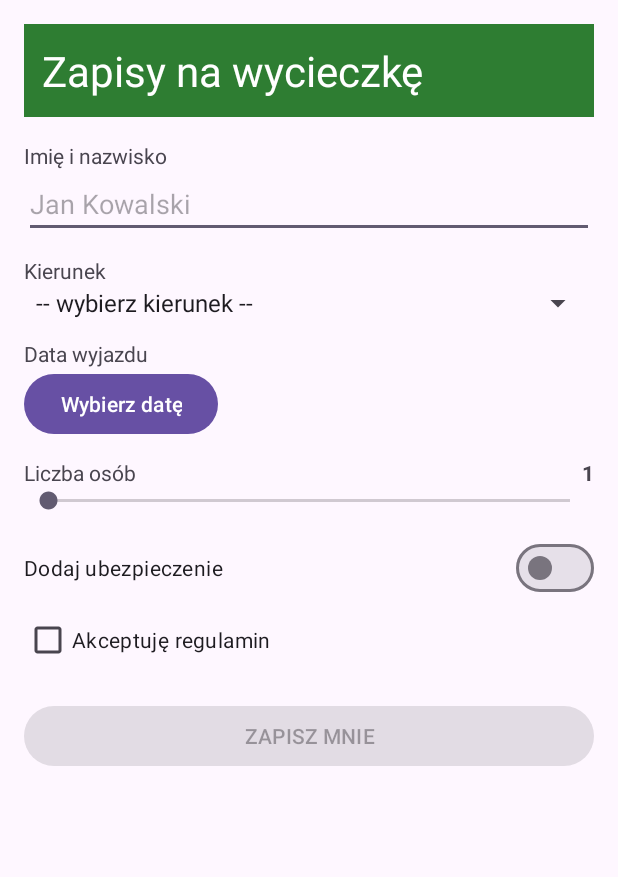
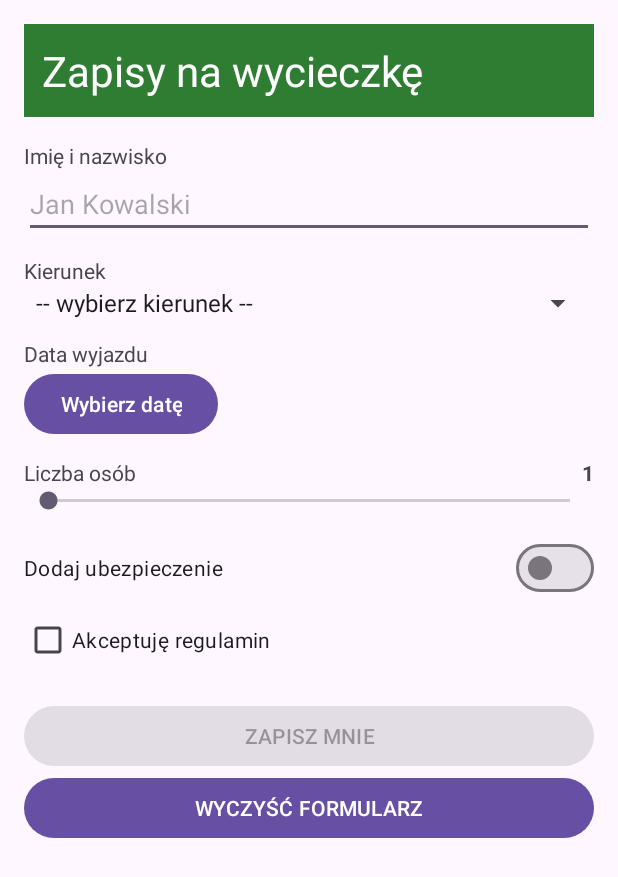
Before and after one commit to Maxinator33/Zadania.07.02, an Android app: the screen it shows after launch (MainActivity), on a phone screen of 412 x 824 dp. Shown: the top 877 px of the screen. Run offline under Robolectric (Android 15) with nearby library versions, the phone set to English and light mode, and no system bars.

Commit message:
przycisk Wyczysc formularz z potwierdzeniem

```diff
--- a/app/src/main/res/layout/activity_main.xml
+++ b/app/src/main/res/layout/activity_main.xml
@@ -106,6 +106,12 @@
             android:layout_marginTop="16dp"
             android:enabled="false"
             android:text="@string/btn_submit" />
+<!--        zadanie 3-->
+        <Button
+            android:id="@+id/btnClear"
+            android:layout_width="match_parent"
+            android:layout_height="wrap_content"
+            android:text="@string/btn_clear" />
 
         <TextView
             android:id="@+id/tvSummary"
--- a/app/src/main/res/values/strings.xml
+++ b/app/src/main/res/values/strings.xml
@@ -33,4 +33,9 @@
     <string name="no">Popraw</string>
     <string name="sent">Zapisano na wycieczkę</string>
     <string name="undo">Cofnij</string>
+<!--Zadanie 3-->
+    <string name="btn_clear">WYCZYŚĆ FORMULARZ</string>
+    <string name="clear_title">Wyczyścić formularz?</string>
+    <string name="clear_message">Wszystkie wpisane dane zostaną usunięte.</string>
+    <string name="cleared">Formularz wyczyszczony</string>
 </resources>
```
Also changed, not shown: app/src/main/java/com/example/zadania0702/MainActivity.java (+17 -1 lines).
